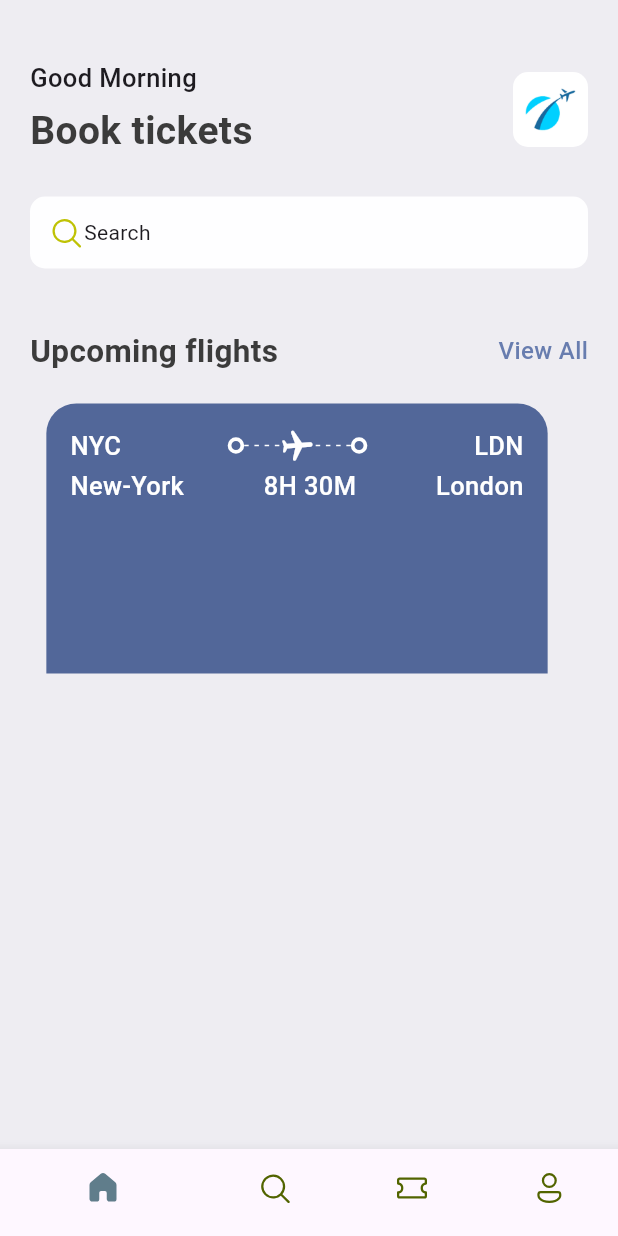
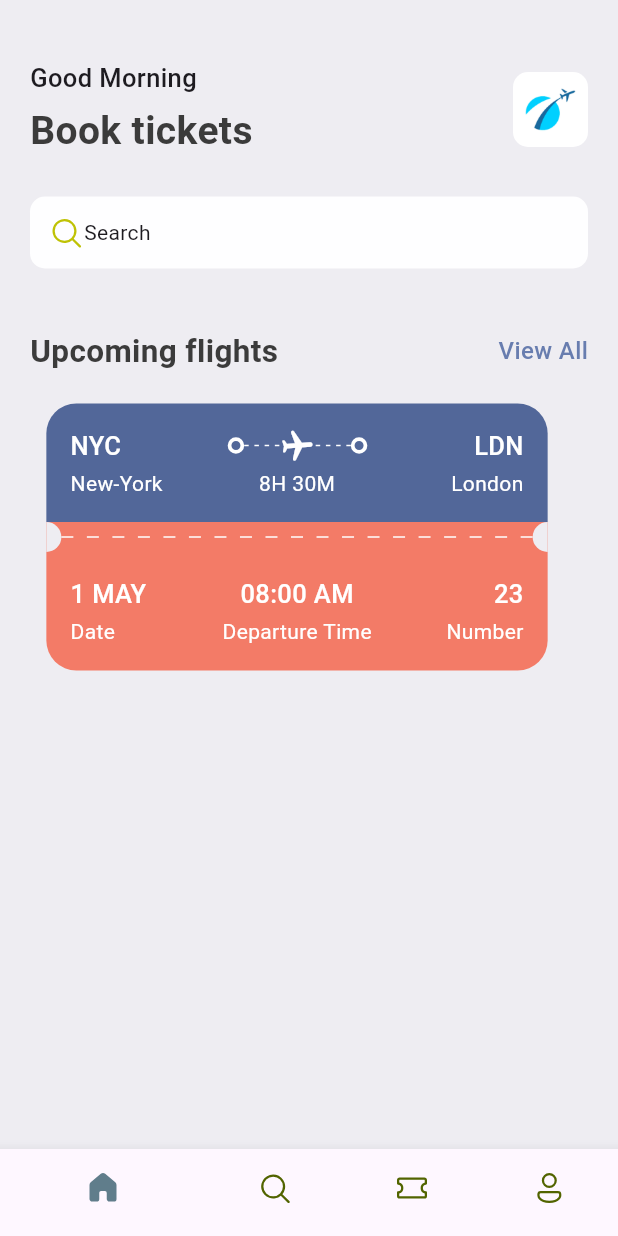
Before and after one commit to gustavo-martins-pereira/Ticket_App, a Flutter app: the screen it shows after launch, on a phone screen of 412 x 824 dp. Run offline on Flutter 3.47's test engine with Material 3 defaults, Android fonts, the phone set to English and light mode, and no system bars; our stand-ins replace fluentui_icons.

Commit message:
ADD - Ticket Style

```diff
--- a/lib/base/res/styles/app_styles.dart
+++ b/lib/base/res/styles/app_styles.dart
@@ -7,6 +7,7 @@ class AppStyles {
   static Color textColor = const Color(0xFF3B3B3B);
   static Color bgColor = const Color(0xFFEEEDF2);
   static Color ticketTopColor = const Color(0xFF526799);
+  static Color ticketBottomColor = const Color(0xFFF37B67);
 
   static TextStyle textStyle = TextStyle(
     color: textColor,
@@ -30,4 +31,9 @@ class AppStyles {
     fontSize: 17,
     fontWeight: FontWeight.w500,
   );
+
+  static TextStyle headLineStyle4 = const TextStyle(
+    fontSize: 14,
+    fontWeight: FontWeight.w400,
+  );
 }
--- /dev/null
+++ b/lib/base/widgets/app_layout_dots_builder_widget.dart
@@ -0,0 +1,27 @@
+import 'package:flutter/material.dart';
+
+class AppLayoutDotsBuilderWidget extends StatelessWidget {
+  final int randomDivider;
+  final double detachWidth;
+
+  const AppLayoutDotsBuilderWidget ({super.key, required this.randomDivider, this.detachWidth = 3});
+
+  @override
+  Widget build(BuildContext context) {
+    return LayoutBuilder(builder: (BuildContext context, BoxConstraints constraints) {
+      return Flex(
+        direction: Axis.horizontal,
+        mainAxisAlignment: MainAxisAlignment.spaceBetween,
+        children: List.generate((constraints.constrainWidth() / randomDivider).floor(), (index) => SizedBox(
+          width: detachWidth,
+          height: 1,
+          child: const DecoratedBox(
+            decoration: BoxDecoration(
+              color: Colors.white,
+            ),
+          ),
+        )),
+      );
+    });
+  }
+}
--- a/lib/base/widgets/app_layoutbuilder_widget.dart
+++ /dev/null
@@ -1,26 +0,0 @@
-import 'package:flutter/material.dart';
-
-class AppLayoutbuilderWidget extends StatelessWidget {
-  final int randomDivider;
-
-  const AppLayoutbuilderWidget({super.key, required this.randomDivider});
-
-  @override
-  Widget build(BuildContext context) {
-    return LayoutBuilder(builder: (BuildContext context, BoxConstraints constraints) {
-      return Flex(
-        direction: Axis.horizontal,
-        mainAxisAlignment: MainAxisAlignment.spaceBetween,
-        children: List.generate((constraints.constrainWidth() / randomDivider).floor(), (index) => const SizedBox(
-          width: 3,
-          height: 1,
-          child: DecoratedBox(
-              decoration: BoxDecoration(
-                color: Colors.white,
-              ),
-          ),
-        )),
-      );
-    });
-  }
-}
--- /dev/null
+++ b/lib/base/widgets/big_circle.dart
@@ -0,0 +1,29 @@
+import 'package:flutter/material.dart';
+import 'package:ticket_app/base/res/styles/app_styles.dart';
+
+class BigCircle extends StatelessWidget {
+  final bool isRight;
+
+  const BigCircle({super.key, required this.isRight});
+
+  @override
+  Widget build(BuildContext context) {
+    return SizedBox(
+      width: 10,
+      height: 20,
+      child: DecoratedBox(
+        decoration: BoxDecoration(
+            color: AppStyles.bgColor,
+            borderRadius: isRight ? const BorderRadius.only(
+              topRight: Radius.circular(10),
+              bottomRight: Radius.circular(10),
+            ) :
+            const BorderRadius.only(
+              topLeft: Radius.circular(10),
+              bottomLeft: Radius.circular(10),
+            )
+        ),
+      ),
+    );
+  }
+}
--- a/lib/base/widgets/ticket_view_widget.dart
+++ b/lib/base/widgets/ticket_view_widget.dart
@@ -1,6 +1,7 @@
 import 'package:flutter/material.dart';
 import 'package:ticket_app/base/res/styles/app_styles.dart';
-import 'package:ticket_app/base/widgets/app_layoutbuilder_widget.dart';
+import 'package:ticket_app/base/widgets/app_layout_dots_builder_widget.dart';
+import 'package:ticket_app/base/widgets/big_circle.dart';
 import 'package:ticket_app/base/widgets/big_dot_widget.dart';
 
 class TicketView extends StatelessWidget {
@@ -12,9 +13,13 @@ class TicketView extends StatelessWidget {
 
     return SizedBox(
       width: size.width * 0.85,
-      height: 180,
+      height: 190,
       child: Container(
         margin: const EdgeInsets.only(right: 16),
+        child: Column(
+          children: [
+            // ========== TOP ==========
+            Container(
               padding: const EdgeInsets.all(16),
               decoration: BoxDecoration(
                 color: AppStyles.ticketTopColor,
@@ -25,18 +30,19 @@ class TicketView extends StatelessWidget {
               ),
               child: Column(
                 children: [
+                  // ===== TOP TEXTS =====
                   Row(
                     children: [
-                // ========== DEPARTURE ==========
+                      // == DEPARTURE ==
                       Text("NYC", style: AppStyles.headLineStyle3.copyWith(color: Colors.white)),
                       Expanded(child: Container()),
 
-                // ========== PLANE ==========
+                      // == PLANE ==
                       const BigDot(),
                       Expanded(child: Stack(children: [
                         const SizedBox(
                           height: 24,
-                    child: AppLayoutbuilderWidget(randomDivider: 6),
+                          child: AppLayoutDotsBuilderWidget(randomDivider: 6),
                         ),
                         Center(child: Transform.rotate(
                             angle: 1.5,
@@ -45,20 +51,105 @@ class TicketView extends StatelessWidget {
                       ])),
                       const BigDot(),
 
-                // ========== DESTINATION ==========
+                      // == DESTINATION ==
                       Expanded(child: Container()),
                       Text("LDN", style: AppStyles.headLineStyle3.copyWith(color: Colors.white)),
                     ],
                   ),
                   const SizedBox(height: 3),
+
+                  // ===== BOTTOM TEXTS =====
                   Row(
                     children: [
-                Text("New-York", style: AppStyles.headLineStyle3.copyWith(color: Colors.white)),
+                      SizedBox(
+                        width: 100,
+                        child: Text("New-York", style: AppStyles.headLineStyle4.copyWith(color: Colors.white))
+                      ),
                       Expanded(child: Container()),
-                Text("8H 30M", style: AppStyles.headLineStyle3.copyWith(color: Colors.white)),
+                      Text("8H 30M", style: AppStyles.headLineStyle4.copyWith(color: Colors.white)),
                       Expanded(child: Container()),
-                Text("London", style: AppStyles.headLineStyle3.copyWith(color: Colors.white)),
+                      SizedBox(
+                        width: 100,
+                        child: Text("London", style: AppStyles.headLineStyle4.copyWith(color: Colors.white), textAlign: TextAlign.end)
+                      ),
                     ],
+                  ),
+                ],
+              ),
+            ),
+
+            // ========== DETACHED ==========
+            Container(
+              height: 20,
+              color: AppStyles.ticketBottomColor,
+              child: const Row(
+                mainAxisAlignment: MainAxisAlignment.spaceBetween,
+                children: [
+                  BigCircle(isRight: true),
+                  Expanded(child: Stack(children: [
+                    SizedBox(
+                      height: 24,
+                      child: AppLayoutDotsBuilderWidget(randomDivider: 16, detachWidth: 8,),
+                    ),
+                  ])),
+                  BigCircle(isRight: false),
+                ],
+              ),
+            ),
+
+            // ========== BOTTOM ==========
+            Container(
+              padding: const EdgeInsets.all(16),
+              decoration: BoxDecoration(
+                color: AppStyles.ticketBottomColor,
+                borderRadius: const BorderRadius.only(
+                  bottomLeft: Radius.circular(20),
+                  bottomRight: Radius.circular(20),
+                ),
+              ),
+              child: Column(
+                children: [
+                  // ===== TOP TEXTS =====
+                  Row(
+                    children: [
+                      // == DEPARTURE ==
+                      SizedBox(
+                        width: 100,
+                        child: Text("1 May".toUpperCase(), style: AppStyles.headLineStyle3.copyWith(color: Colors.white)),
+                      ),
+                      Expanded(child: Container()),
+
+                      // == PLANE ==
+                      Text("08:00 AM", style: AppStyles.headLineStyle3.copyWith(color: Colors.white)),
+
+                      // == DESTINATION ==
+                      Expanded(child: Container()),
+                      SizedBox(
+                        width: 100,
+                        child: Text("23", style: AppStyles.headLineStyle3.copyWith(color: Colors.white), textAlign: TextAlign.end),
+                      ),
+                    ],
+                  ),
+                  const SizedBox(height: 3),
+
+                  // ===== BOTTOM TEXTS =====
+                  Row(
+                    children: [
+                      SizedBox(
+                        width: 100,
+                        child: Text("Date", style: AppStyles.headLineStyle4.copyWith(color: Colors.white))
+                      ),
+                      Expanded(child: Container()),
+                      Text("Departure Time", style: AppStyles.headLineStyle4.copyWith(color: Colors.white)),
+                      Expanded(child: Container()),
+                      SizedBox(
+                        width: 100,
+                        child: Text("Number", style: AppStyles.headLineStyle4.copyWith(color: Colors.white), textAlign: TextAlign.end),
+                      ),
+                    ],
+                  ),
+                ],
+              ),
             ),
           ],
         ),
```
Lines whose indentation alone changed are shown as unchanged.
